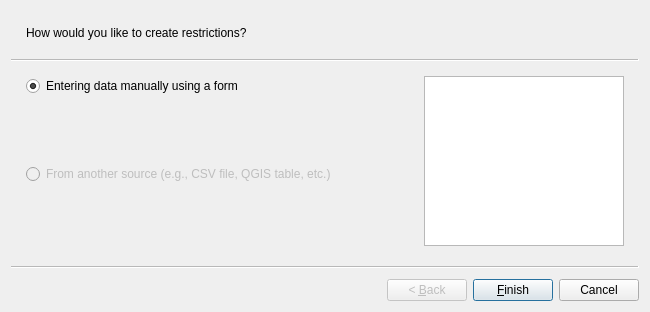
This is asistente_ladm_col/ui/wiz_create_restriction_cadastre.ui in SwissTierrasColombia/Asistente-LADM-COL as Qt 5 draws it before an edit. The edited form follows.
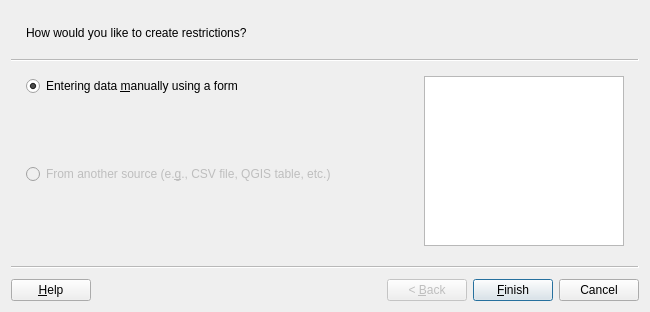
This is the edited form.

Commit message: Linked all exist help buttons

Patch:
```diff
--- a/asistente_ladm_col/ui/wiz_create_restriction_cadastre.ui
+++ b/asistente_ladm_col/ui/wiz_create_restriction_cadastre.ui
@@ -13,6 +13,9 @@
   <property name="windowTitle">
    <string>Create Restriction</string>
   </property>
+  <property name="options">
+   <set>QWizard::HaveHelpButton</set>
+  </property>
   <widget class="QWizardPage" name="wizardPage1">
    <property name="subTitle">
     <string>How would you like to create restrictions?</string>
@@ -23,7 +26,7 @@
       <item>
        <widget class="QRadioButton" name="rad_party_create">
         <property name="text">
-         <string>Entering data manually using a form</string>
+         <string>Entering data &amp;manually using a form</string>
         </property>
         <property name="checked">
          <bool>true</bool>
@@ -49,7 +52,7 @@
          <bool>false</bool>
         </property>
         <property name="text">
-         <string>From another source (e.g., CSV file, QGIS table, etc.)</string>
+         <string>From another source (e.&amp;g., CSV file, QGIS table, etc.)</string>
         </property>
        </widget>
       </item>
```
Left out of the diff: 4 changed lines with no effect on the pictures. The commit also changes 17 other files.
